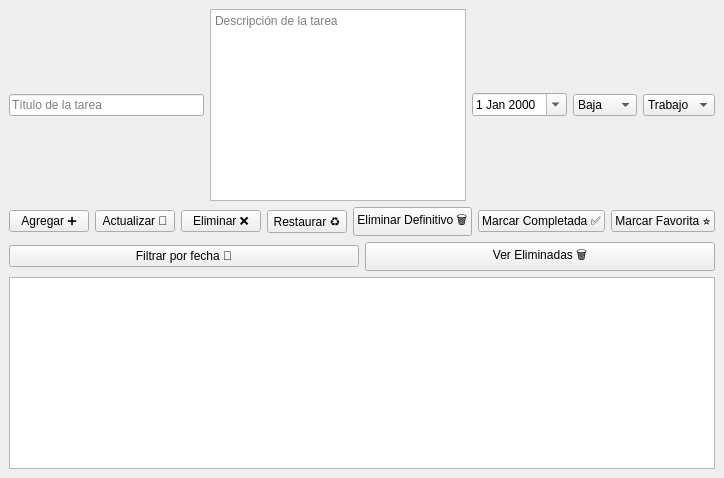
The window that src/todo_app/ui/main_window.ui (MartinezJhef/ToDoList) describes before a commit, drawn with Qt 5.
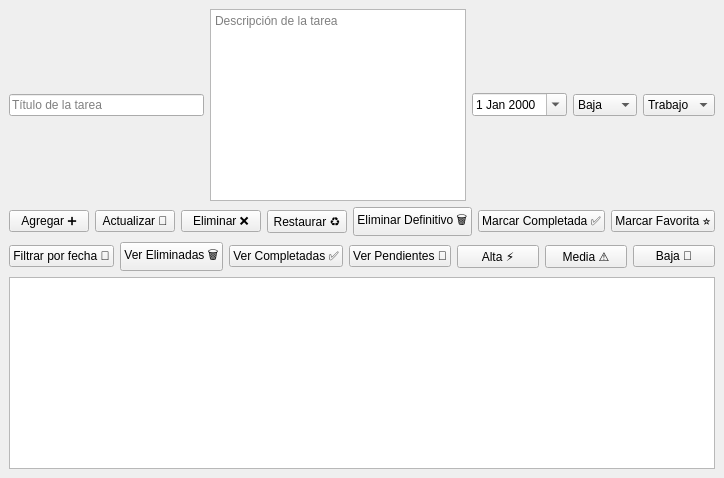
The same window after the commit.

Commit message: Agregue funcionalidades de Ver Tareas Completadas, Pendientes y Por Orden de Prioridad

```diff
--- a/src/todo_app/ui/main_window.ui
+++ b/src/todo_app/ui/main_window.ui
@@ -134,6 +134,36 @@
        </widget>
       </item>
 
+      <item>
+       <widget class="QPushButton" name="btn_show_completed">
+        <property name="text"><string>Ver Completadas ✅</string></property>
+       </widget>
+      </item>
+
+      <item>
+       <widget class="QPushButton" name="btn_show_pending">
+        <property name="text"><string>Ver Pendientes 🔴</string></property>
+       </widget>
+      </item>
+
+      <item>
+       <widget class="QPushButton" name="btn_show_high">
+        <property name="text"><string>Alta ⚡</string></property>
+       </widget>
+      </item>
+
+      <item>
+       <widget class="QPushButton" name="btn_show_medium">
+        <property name="text"><string>Media ⚠️</string></property>
+       </widget>
+      </item>
+
+      <item>
+       <widget class="QPushButton" name="btn_show_low">
+        <property name="text"><string>Baja 🐢</string></property>
+       </widget>
+      </item>
+
      </layout>
     </item>
 
```
Left out of the diff: 5 changed lines with no effect on the pictures. The commit also changes 3 other files.
